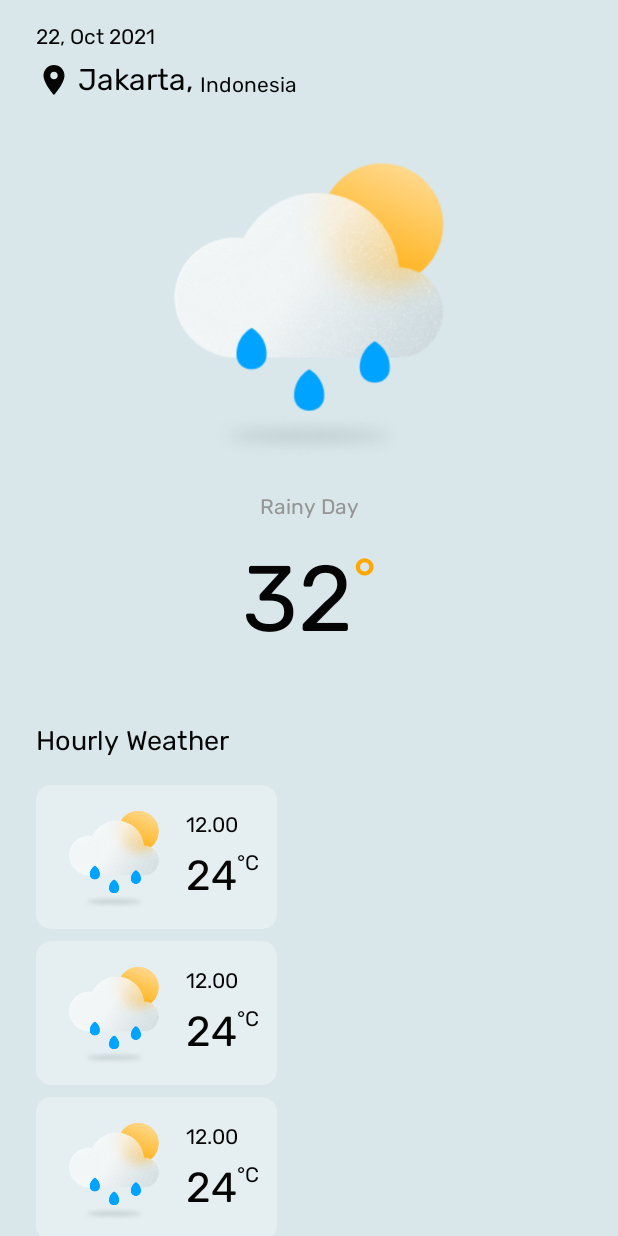
After one commit to severianfw/weather-app, an Android app: the layout fragment_home.xml on its own in the app's theme, with its tools: preview values and no code run, on a phone screen of 412 x 824 dp. The commit adds this screen. Run offline under Robolectric (Android 15) with nearby library versions, the phone set to English and light mode, and no system bars; plain views replace BlurLayout.

Commit message:
refactor: moving main activity content to home fragment

```diff
--- a/app/build.gradle
+++ b/app/build.gradle
@@ -39,6 +39,7 @@ android {
 dependencies {
     // KTX
     implementation "androidx.activity:activity-ktx:1.3.1"
+    implementation("androidx.fragment:fragment-ktx:1.3.6")
     implementation 'androidx.lifecycle:lifecycle-viewmodel-ktx:2.3.1'
     implementation 'androidx.lifecycle:lifecycle-livedata-ktx:2.3.1'
     implementation 'androidx.core:core-ktx:1.6.0'
@@ -62,6 +63,7 @@ dependencies {
     implementation 'androidx.appcompat:appcompat:1.3.1'
     implementation 'com.google.android.material:material:1.4.0'
     implementation 'androidx.constraintlayout:constraintlayout:2.1.1'
+    implementation 'androidx.legacy:legacy-support-v4:1.0.0'
     testImplementation 'junit:junit:4.+'
     androidTestImplementation 'androidx.test.ext:junit:1.1.3'
     androidTestImplementation 'androidx.test.espresso:espresso-core:3.4.0'
--- a/app/src/main/java/com/severianfw/weatherapp/ui/HourlyListAdapter.kt
+++ b/app/src/main/java/com/severianfw/weatherapp/ui/HourlyListAdapter.kt
@@ -21,7 +21,7 @@ class HourlyListAdapter(private val listHourlyItem: List<HourlyItem>) :
             time = time?.substring(11, 16)
             time = time?.replace(':', '.')
 
-            Log.e("TESTING", item.temperatureDetail?.temp?.toInt().toString())
+            Log.e("TESTING", item.temperatureDetail.toString())
             itemHourForecastBinding.tvHourTemperature.text = item.temperatureDetail?.temp?.toInt().toString()
             itemHourForecastBinding.tvTime.text = time.toString()
 
@@ -40,6 +40,7 @@ class HourlyListAdapter(private val listHourlyItem: List<HourlyItem>) :
 
     override fun onBindViewHolder(holder: ListViewHolder, position: Int) {
         holder.bind(listHourlyItem[position])
+        Log.e("POSITION", position.toString())
     }
 
     override fun getItemCount(): Int = listHourlyItem.size
--- /dev/null
+++ b/app/src/main/res/layout/fragment_home.xml
@@ -0,0 +1,132 @@
+<?xml version="1.0" encoding="utf-8"?>
+<androidx.constraintlayout.widget.ConstraintLayout xmlns:android="http://schemas.android.com/apk/res/android"
+    xmlns:app="http://schemas.android.com/apk/res-auto"
+    xmlns:tools="http://schemas.android.com/tools"
+    android:layout_width="match_parent"
+    android:layout_height="match_parent"
+    android:paddingHorizontal="24dp"
+    android:paddingTop="16dp"
+    tools:context=".ui.HomeFragment">
+
+    <TextView
+        android:id="@+id/tv_date"
+        android:layout_width="wrap_content"
+        android:layout_height="wrap_content"
+        app:layout_constraintLeft_toLeftOf="parent"
+        app:layout_constraintTop_toTopOf="parent"
+        tools:text="22, Oct 2021" />
+
+    <ImageView
+        android:id="@+id/ic_location"
+        android:layout_width="24dp"
+        android:layout_height="24dp"
+        android:layout_marginTop="8dp"
+        android:src="@drawable/ic_location_black"
+        app:layout_constraintStart_toStartOf="@+id/tv_date"
+        app:layout_constraintTop_toBottomOf="@+id/tv_date" />
+
+    <TextView
+        android:id="@+id/tv_location_city"
+        android:layout_width="wrap_content"
+        android:layout_height="wrap_content"
+        android:layout_marginStart="4dp"
+        android:textSize="20sp"
+        app:layout_constraintBottom_toBottomOf="@+id/ic_location"
+        app:layout_constraintLeft_toLeftOf="parent"
+        app:layout_constraintStart_toEndOf="@+id/ic_location"
+        tools:text="Jakarta, " />
+
+    <TextView
+        android:id="@+id/tv_location_country"
+        android:layout_width="wrap_content"
+        android:layout_height="wrap_content"
+        app:layout_constraintBottom_toBottomOf="@+id/ic_location"
+        app:layout_constraintStart_toEndOf="@+id/tv_location_city"
+        tools:text="Indonesia" />
+
+    <!--    <androidx.appcompat.widget.SwitchCompat-->
+    <!--        android:id="@+id/switchCompat"-->
+    <!--        android:layout_width="wrap_content"-->
+    <!--        android:layout_height="wrap_content"-->
+    <!--        android:thumb="@drawable/ic_dark_mode"-->
+    <!--        app:layout_constraintEnd_toEndOf="parent"-->
+    <!--        app:layout_constraintTop_toTopOf="parent" />-->
+
+    <ImageView
+        android:id="@+id/ic_main_weather"
+        android:layout_width="240dp"
+        android:layout_height="240dp"
+        android:layout_marginTop="16dp"
+        app:layout_constraintEnd_toEndOf="parent"
+        app:layout_constraintStart_toStartOf="parent"
+        app:layout_constraintTop_toBottomOf="@id/tv_location_country"
+        tools:src="@drawable/rainy_day" />
+
+    <TextView
+        android:id="@+id/tv_main_weather"
+        android:layout_width="wrap_content"
+        android:layout_height="wrap_content"
+        android:layout_marginTop="8dp"
+        android:textColor="@color/grey"
+        app:layout_constraintEnd_toEndOf="parent"
+        app:layout_constraintStart_toStartOf="parent"
+        app:layout_constraintTop_toBottomOf="@+id/ic_main_weather"
+        tools:text="Rainy Day" />
+
+    <LinearLayout
+        android:id="@+id/linearLayout"
+        android:layout_width="wrap_content"
+        android:layout_height="wrap_content"
+        android:layout_marginTop="16dp"
+        android:gravity="center"
+        app:layout_constraintEnd_toEndOf="parent"
+        app:layout_constraintStart_toStartOf="parent"
+        app:layout_constraintTop_toBottomOf="@+id/tv_main_weather">
+
+        <TextView
+            android:id="@+id/tv_temperature"
+            android:layout_width="wrap_content"
+            android:layout_height="wrap_content"
+            android:textSize="62sp"
+            app:layout_constraintBottom_toBottomOf="parent"
+            app:layout_constraintEnd_toEndOf="parent"
+            app:layout_constraintStart_toStartOf="parent"
+            app:layout_constraintTop_toTopOf="parent"
+            tools:text="32" />
+
+        <TextView
+            android:layout_width="wrap_content"
+            android:layout_height="wrap_content"
+            android:layout_gravity="top"
+            android:text="@string/degrees"
+            android:textColor="@color/yellow"
+            android:textSize="40sp"
+            app:layout_constraintStart_toEndOf="@+id/tv_temperature"
+            app:layout_constraintTop_toTopOf="@+id/tv_temperature" />
+    </LinearLayout>
+
+    <TextView
+        android:id="@+id/tv_today"
+        android:layout_width="wrap_content"
+        android:layout_height="wrap_content"
+        android:layout_marginTop="45dp"
+        android:fontFamily="@font/rubik_bold"
+        android:text="@string/Hourly"
+        android:textSize="18sp"
+        app:layout_constraintStart_toStartOf="parent"
+        app:layout_constraintTop_toBottomOf="@+id/linearLayout" />
+
+    <androidx.recyclerview.widget.RecyclerView
+        android:id="@+id/rv_hourly_weather"
+        android:layout_width="match_parent"
+        android:layout_height="wrap_content"
+        android:layout_marginVertical="10dp"
+        android:scrollbarFadeDuration="@integer/material_motion_duration_long_1"
+        android:scrollbarStyle="outsideInset"
+        android:scrollbars="horizontal"
+        app:layout_constraintEnd_toEndOf="parent"
+        app:layout_constraintStart_toStartOf="parent"
+        app:layout_constraintTop_toBottomOf="@+id/tv_today"
+        tools:listitem="@layout/item_hour_forecast" />
+
+</androidx.constraintlayout.widget.ConstraintLayout>
--- a/app/src/main/res/values/strings.xml
+++ b/app/src/main/res/values/strings.xml
@@ -4,4 +4,6 @@
     <string name="today">Today</string>
     <string name="Hourly">Hourly Weather</string>
     <string name="degrees">°</string>
+    <!-- TODO: Remove or change this placeholder text -->
+    <string name="hello_blank_fragment">Hello blank fragment</string>
 </resources>
```
Also changed, not shown: app/src/main/java/com/severianfw/weatherapp/ui/HomeFragment.kt (added, +90 -0 lines), app/src/main/java/com/severianfw/weatherapp/ui/MainActivity.kt (+24 -51 lines), app/src/main/java/com/severianfw/weatherapp/ui/MainViewModel.kt (+17 -16 lines), app/src/main/res/layout/activity_main.xml (+6 -118 lines).
